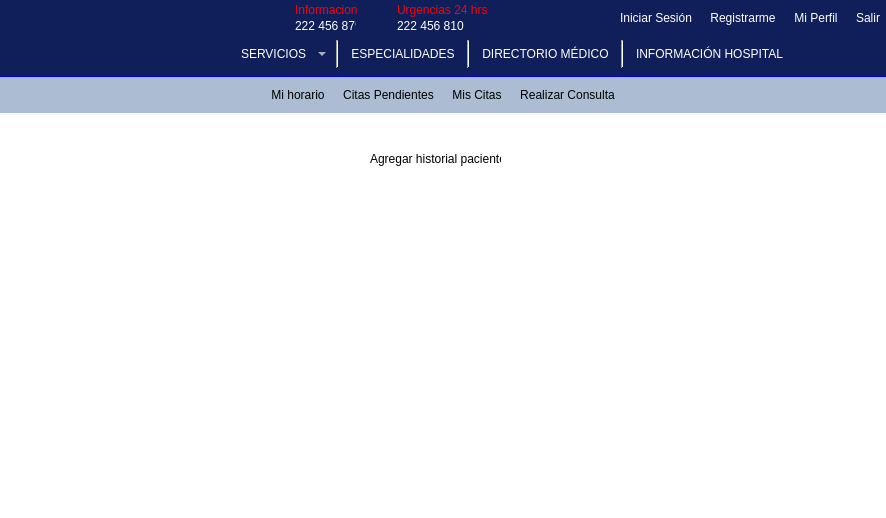
This is mainwindow.ui in Laloses/Hospital as Qt 5 draws it before an edit. The edited form follows.
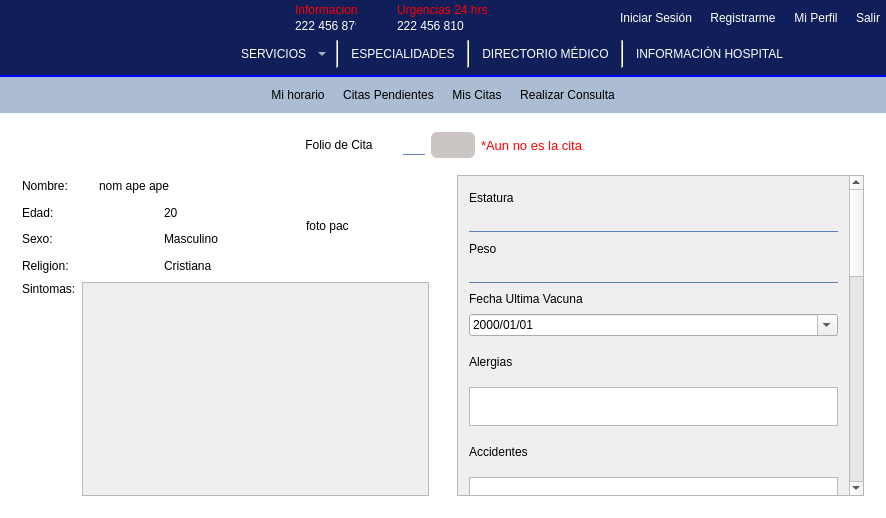
This is the edited form. The open tabs and pages were chosen to show the change. Icons and pictures are not drawn.

Commit message: mostrar menus y buscar datos de paciente

```diff
--- a/mainwindow.ui
+++ b/mainwindow.ui
@@ -2840,7 +2840,37 @@
            </size>
           </property>
           <property name="styleSheet">
-           <string notr="true"/>
+           <string notr="true">QLineEdit{
+border-top:none;
+border-bottom:1px solid #5d80b6;
+background:transparent;
+font: 12pt &quot;MS Shell Dlg 2&quot;;
+}
+QLineEdit:hover{
+border-top:none;
+border-bottom:1px solid #101e5a;
+background:transparent;
+}
+QComboBox{
+	border: 1px #5d80b6;
+	border-style:inset;
+  	color:black;
+	selection-color:white;
+	border-radius: 5px;
+	selection-background-color:#5d2a42;
+}
+#pushButton_regresarSolicitudes:hover, #pushButton_menu_Pincipal_Adm:hover{
+	text-decoration: underline;
+}
+QLabel{
+font: 12pt &quot;MS Shell Dlg 2&quot;;
+}
+#labeldatos{
+font: 75 13pt &quot;MS Shell Dlg 2&quot;;
+}
+QRadioButton{
+font: 12pt &quot;MS Shell Dlg 2&quot;;
+}</string>
           </property>
           <property name="currentIndex">
            <number>5</number>
@@ -3378,20 +3408,589 @@
             </property>
            </widget>
           </widget>
-          <widget class="QWidget" name="page_3">
-           <widget class="QLabel" name="label_9">
-            <property name="geometry">
-             <rect>
-              <x>370</x>
-              <y>30</y>
-              <width>131</width>
-              <height>16</height>
-             </rect>
-            </property>
-            <property name="text">
-             <string>Agregar historial paciente</string>
-            </property>
-           </widget>
+          <widget class="QWidget" name="pageRealizarCita">
+           <layout class="QGridLayout" name="gridLayout_35">
+            <item row="0" column="0">
+             <spacer name="horizontalSpacer_59">
+              <property name="orientation">
+               <enum>Qt::Horizontal</enum>
+              </property>
+              <property name="sizeHint" stdset="0">
+               <size>
+                <width>320</width>
+                <height>20</height>
+               </size>
+              </property>
+             </spacer>
+            </item>
+            <item row="2" column="0" colspan="2">
+             <widget class="QWidget" name="w_infoPacConsulta" native="true">
+              <property name="minimumSize">
+               <size>
+                <width>391</width>
+                <height>341</height>
+               </size>
+              </property>
+              <layout class="QGridLayout" name="gridLayout_36">
+               <item row="0" column="0">
+                <layout class="QVBoxLayout" name="verticalLayout_24">
+                 <item>
+                  <layout class="QHBoxLayout" name="horizontalLayout_55">
+                   <item>
+                    <widget class="QLabel" name="lb_nombrePac">
+                     <property name="minimumSize">
+                      <size>
+                       <width>71</width>
+                       <height>19</height>
+                      </size>
+                     </property>
+                     <property name="text">
+                      <string>Nombre:</string>
+                     </property>
+                    </widget>
+                   </item>
+                   <item>
+                    <widget class="QLabel" name="lb_nomPac">
+                     <property name="minimumSize">
+                      <size>
+                       <width>201</width>
+                       <height>16</height>
+                      </size>
+                     </property>
+                     <property name="text">
+                      <string>nom ape ape</string>
+                     </property>
+                    </widget>
+                   </item>
+                  </layout>
+                 </item>
+                 <item>
+                  <layout class="QHBoxLayout" name="horizontalLayout_65">
+                   <item>
+                    <widget class="QLabel" name="lb_edadPac">
+                     <property name="minimumSize">
+                      <size>
+                       <width>41</width>
+                       <height>19</height>
+                      </size>
+                     </property>
+                     <property name="text">
+                      <string>Edad: </string>
+                     </property>
+                    </widget>
+                   </item>
+                   <item>
+                    <widget class="QLabel" name="lb_edad">
+                     <property name="minimumSize">
+                      <size>
+                       <width>31</width>
+                       <height>16</height>
+                      </size>
+                     </property>
+                     <property name="text">
+                      <string>20</string>
+                     </property>
+                    </widget>
+                   </item>
+                  </layout>
+                 </item>
+                 <item>
+                  <layout class="QHBoxLayout" name="horizontalLayout_66">
+                   <item>
+                    <widget class="QLabel" name="lb_sexoPacCita">
+                     <property name="minimumSize">
+                      <size>
+                       <width>41</width>
+                       <height>19</height>
+                      </size>
+                     </property>
+                     <property name="text">
+                      <string>Sexo:</string>
+                     </property>
+                    </widget>
+                   </item>
+                   <item>
+                    <widget class="QLabel" name="lb_sexoPac">
+                     <property name="minimumSize">
+                      <size>
+                       <width>81</width>
+                       <height>16</height>
+                      </size>
+                     </property>
+                     <property name="text">
+                      <string>Masculino</string>
+                     </property>
+                    </widget>
+                   </item>
+                  </layout>
+                 </item>
+                 <item>
+                  <layout class="QHBoxLayout" name="horizontalLayout_67">
+                   <item>
+                    <widget class="QLabel" name="lb_religionPac">
+                     <property name="minimumSize">
+                      <size>
+                       <width>71</width>
+                       <height>19</height>
+                      </size>
+                     </property>
+                     <property name="text">
+                      <string>Religion:</string>
+                     </property>
+                    </widget>
+                   </item>
+                   <item>
+                    <widget class="QLabel" name="lb_religion">
+                     <property name="minimumSize">
+                      <size>
+                       <width>71</width>
+                       <height>16</height>
+                      </size>
+                     </property>
+                     <property name="text">
+                      <string>Cristiana</string>
+                     </property>
+                    </widget>
+                   </item>
+                  </layout>
+                 </item>
+                </layout>
+               </item>
+               <item row="0" column="1">
+                <widget class="QLabel" name="lb_imgPac">
+                 <property name="minimumSize">
+                  <size>
+                   <width>91</width>
+                   <height>101</height>
+                  </size>
+                 </property>
+                 <property name="text">
+                  <string>foto pac</string>
+                 </property>
+                </widget>
+               </item>
+               <item row="1" column="0" colspan="2">
+                <layout class="QHBoxLayout" name="horizontalLayout_54">
+                 <item>
+                  <layout class="QVBoxLayout" name="verticalLayout_23">
+                   <item>
+                    <widget class="QLabel" name="lb_sintomasPac">
+                     <property name="text">
+                      <string>Sintomas:</string>
+                     </property>
+                    </widget>
+                   </item>
+                   <item>
+                    <spacer name="verticalSpacer_19">
+                     <property name="orientation">
+                      <enum>Qt::Vertical</enum>
+                     </property>
+                     <property name="sizeHint" stdset="0">
+                      <size>
+                       <width>20</width>
+                       <height>40</height>
+                      </size>
+                     </property>
+                    </spacer>
+                   </item>
+                  </layout>
+                 </item>
+                 <item>
+                  <widget class="QTextEdit" name="te_sintomas">
+                   <property name="enabled">
+                    <bool>false</bool>
+                   </property>
+                   <property name="minimumSize">
+                    <size>
+                     <width>291</width>
+                     <height>101</height>
+                    </size>
+                   </property>
+                  </widget>
+                 </item>
+                </layout>
+               </item>
+              </layout>
+             </widget>
+            </item>
+            <item row="2" column="2" colspan="2">
+             <widget class="QStackedWidget" name="sw_historialReceta">
+              <property name="minimumSize">
+               <size>
+                <width>391</width>
+                <height>341</height>
+               </size>
+              </property>
+              <property name="currentIndex">
+               <number>0</number>
+              </property>
+              <widget class="QWidget" name="p_historial">
+               <layout class="QGridLayout" name="gridLayout_37">
+                <item row="0" column="0">
+                 <widget class="QScrollArea" name="sA_historialPac">
+                  <property name="styleSheet">
+                   <string notr="true"/>
+                  </property>
+                  <property name="verticalScrollBarPolicy">
+                   <enum>Qt::ScrollBarAsNeeded</enum>
+                  </property>
+                  <property name="horizontalScrollBarPolicy">
+                   <enum>Qt::ScrollBarAlwaysOff</enum>
+                  </property>
+                  <property name="widgetResizable">
+                   <bool>true</bool>
+                  </property>
+                  <widget class="QWidget" name="scrollAreaWidgetContents_7">
+                   <property name="geometry">
+                    <rect>
+                     <x>0</x>
+                     <y>0</y>
+                     <width>393</width>
+                     <height>1106</height>
+                    </rect>
+                   </property>
+                   <layout class="QVBoxLayout" name="verticalLayout_25">
+                    <item>
+                     <widget class="QLabel" name="lb_estatura">
+                      <property name="minimumSize">
+                       <size>
+                        <width>57</width>
+                        <height>22</height>
+                       </size>
+                      </property>
+                      <property name="text">
+                       <string>Estatura</string>
+                      </property>
+                     </widget>
+                    </item>
+                    <item>
+                     <widget class="QLineEdit" name="le_estatura">
+                      <property name="styleSheet">
+                       <string notr="true"/>
+                      </property>
+                      <property name="text">
+                       <string/>
+                      </property>
+                     </widget>
+                    </item>
+                    <item>
+                     <widget class="QLabel" name="lb_peso">
+                      <property name="minimumSize">
+                       <size>
+                        <width>33</width>
+                        <height>22</height>
+                       </size>
+                      </property>
+                      <property name="text">
+                       <string>Peso</string>
+                      </property>
+                     </widget>
+                    </item>
+                    <item>
+                     <widget class="QLineEdit" name="le_peso"/>
+                    </item>
+                    <item>
+                     <widget class="QLabel" name="lb_fechaVacuna">
+                      <property name="minimumSize">
+                       <size>
+                        <width>147</width>
+                        <height>19</height>
+                       </size>
+                      </property>
+                      <property name="text">
+                       <string>Fecha Ultima Vacuna</string>
+                      </property>
+                     </widget>
+                    </item>
+                    <item>
+                     <widget class="QDateEdit" name="dateEdit">
+                      <property name="displayFormat">
+                       <string>yyyy/MM/dd</string>
+                      </property>
+                      <property name="calendarPopup">
+                       <bool>true</bool>
+                      </property>
+                     </widget>
+                    </item>
+                    <item>
+                     <widget class="QLabel" name="lb_alergias">
+                      <property name="minimumSize">
+                       <size>
+                        <width>57</width>
+                        <height>39</height>
+                       </size>
+                      </property>
+                      <property name="text">
+                       <string>Alergias</string>
+                      </property>
+                     </widget>
+                    </item>
+                    <item>
+                     <widget class="QTextEdit" name="te_alergias">
+                      <property name="minimumSize">
+                       <size>
+                        <width>196</width>
+                        <height>39</height>
+                       </size>
+                      </property>
+                     </widget>
+                    </item>
+                    <item>
+                     <widget class="QLabel" name="lb_accidentes">
+                      <property name="minimumSize">
+                       <size>
+                        <width>75</width>
+                        <height>39</height>
+                       </size>
+                      </property>
+                      <property name="text">
+                       <string>Accidentes</string>
+                      </property>
+                     </widget>
+                    </item>
+                    <item>
+                     <widget class="QTextEdit" name="te_accidentes">
+                      <property name="minimumSize">
+                       <size>
+                        <width>268</width>
+                        <height>39</height>
+                       </size>
+                      </property>
+                     </widget>
+                    </item>
+                    <item>
+                     <widget class="QLabel" name="lb_enfer">
+                      <property name="minimumSize">
+                       <size>
+                        <width>100</width>
+                        <height>29</height>
+                       </size>
+                      </property>
+                      <property name="text">
+                       <string>Enfermedades</string>
+                      </property>
+                     </widget>
+                    </item>
+                    <item>
+                     <widget class="QTextEdit" name="te_enfermedades">
+                      <property name="minimumSize">
+                       <size>
+                        <width>263</width>
+                        <height>29</height>
+                       </size>
+                      </property>
+                      <property name="verticalScrollBarPolicy">
+                       <enum>Qt::ScrollBarAsNeeded</enum>
+                      </property>
+                     </widget>
+                    </item>
+                    <item>
+                     <widget class="QLabel" name="lb_cirugias">
+                      <property name="minimumSize">
+                       <size>
+                        <width>57</width>
+                        <height>29</height>
+                       </size>
+                      </property>
+                      <property name="text">
+                       <string>Cirugias</string>
+                      </property>
+                     </widget>
+                    </item>
+                    <item>
+                     <widget class="QTextEdit" name="te_cirugias">
+                      <property name="minimumSize">
+                       <size>
+                        <width>296</width>
+                        <height>29</height>
+                       </size>
+                      </property>
+                     </widget>
+                    </item>
+                    <item>
+                     <widget class="QLabel" name="lb_hospi">
+                      <property name="minimumSize">
+                       <size>
+                        <width>120</width>
+                        <height>29</height>
+                       </size>
+                      </property>
+                      <property name="text">
+                       <string>Hospitalizaciones</string>
+                      </property>
+                     </widget>
+                    </item>
+                    <item>
+                     <widget class="QTextEdit" name="te_hospi">
+                      <property name="minimumSize">
+                       <size>
+                        <width>256</width>
+                        <height>29</height>
+                       </size>
+                      </property>
+                     </widget>
+                    </item>
+                    <item>
+                     <widget class="QLabel" name="lb_trabajos">
+                      <property name="text">
+                       <string>Trabajos</string>
+                      </property>
+                     </widget>
+                    </item>
+                    <item>
+                     <widget class="QTextEdit" name="te_trabajos"/>
+                    </item>
+                    <item>
+                     <widget class="QLabel" name="lb_habitos">
+                      <property name="text">
+                       <string>Hábitos</string>
+                      </property>
+                     </widget>
+                    </item>
+                    <item>
+                     <widget class="QTextEdit" name="te_habitos"/>
+                    </item>
+                    <item>
+                     <widget class="QLabel" name="lb_frecAlco">
+                      <property name="text">
+                       <string>¿Con cuánta frecuencia ingiere alcohol?</string>
+                      </property>
+                     </widget>
+                    </item>
+                    <item>
+                     <widget class="QTextEdit" name="te_frecAlco"/>
+                    </item>
+                    <item>
+                     <widget class="QLabel" name="lb_frecFuma">
+                      <property name="text">
+                       <string>¿Con cuánta frecuencia fuma?</string>
+                      </property>
+                     </widget>
+                    </item>
+                    <item>
+                     <widget class="QTextEdit" name="te_frecFuma"/>
+                    </item>
+                    <item>
+                     <widget class="QLabel" name="lb_enfeFami">
+                      <property name="text">
+                       <string>Enfermedades familiares</string>
+                      </property>
+                     </widget>
+                    </item>
+                    <item>
+                     <widget class="QTextEdit" name="te_enfeFami"/>
+                    </item>
+                    <item>
+                     <layout class="QHBoxLayout" name="horizontalLayout_56">
+                      <item>
+                       <spacer name="horizontalSpacer_61">
+                        <property name="orientation">
+                         <enum>Qt::Horizontal</enum>
+                        </property>
+                        <property name="sizeHint" stdset="0">
+                         <size>
+                          <width>40</width>
+                          <height>20</height>
+                         </size>
+                        </property>
+                       </spacer>
+                      </item>
+                      <item>
+                       <widget class="QPushButton" name="pb_llenarHistorial">
+                        <property name="text">
+                         <string>Guardar</string>
+                        </property>
+                       </widget>
+                      </item>
+                     </layout>
+                    </item>
+                   </layout>
+                  </widget>
+                 </widget>
+                </item>
+               </layout>
+              </widget>
+              <widget class="QWidget" name="p_receta"/>
+             </widget>
+            </item>
+            <item row="0" column="1" colspan="2">
+             <layout class="QHBoxLayout" name="horizontalLayout_53">
+              <item>
+               <widget class="QLabel" name="lb_folioCita">
+                <property name="minimumSize">
+                 <size>
+                  <width>95</width>
+                  <height>16</height>
+                 </size>
+                </property>
+                <property name="text">
+                 <string> Folio de Cita</string>
+                </property>
+               </widget>
+              </item>
+              <item>
+               <widget class="QLineEdit" name="le_folioCita">
+                <property name="minimumSize">
+                 <size>
+                  <width>0</width>
+                  <height>21</height>
+                 </size>
+                </property>
+                <property name="maximumSize">
+                 <size>
+                  <width>113</width>
+                  <height>16777215</height>
+                 </size>
+                </property>
+               </widget>
+              </item>
+              <item>
+               <widget class="QPushButton" name="pb_buscarCita">
+                <property name="text">
+                 <string/>
+                </property>
+                <property name="icon">
+                 <iconset resource="imgs/imgs.qrc">
+                  <normaloff>:/imgs/search.png</normaloff>:/imgs/search.png</iconset>
+                </property>
+               </widget>
+              </item>
+              <item>
+               <widget class="QLabel" name="lb_noCoincideFecha">
+                <property name="font">
+                 <font>
+                  <family>MS Shell Dlg 2</family>
+                  <pointsize>10</pointsize>
+                  <weight>50</weight>
+                  <italic>false</italic>
+                  <bold>false</bold>
+                 </font>
+                </property>
+                <property name="styleSheet">
+                 <string notr="true">font-size:10pt;
+color:red;</string>
+                </property>
+                <property name="text">
+                 <string>*Aun no es la cita</string>
+                </property>
+               </widget>
+              </item>
+             </layout>
+            </item>
+            <item row="0" column="3">
+             <spacer name="horizontalSpacer_60">
+              <property name="orientation">
+               <enum>Qt::Horizontal</enum>
+              </property>
+              <property name="sizeHint" stdset="0">
+               <size>
+                <width>321</width>
+                <height>20</height>
+               </size>
+              </property>
+             </spacer>
+            </item>
+           </layout>
           </widget>
          </widget>
         </item>
```
Left out of the diff: 614 changed lines with no effect on the pictures. The commit also changes 4 other files.
